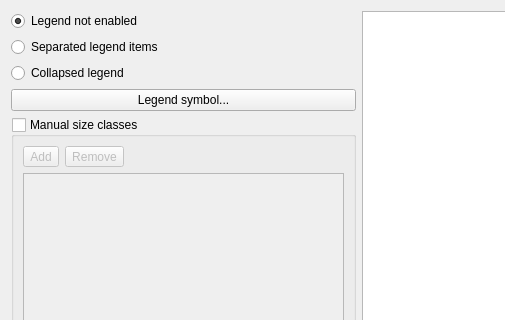
Above: src/ui/qgsdatadefinedsizelegendwidget.ui from carsmie/QGIS before the change; both pictures show x 0 to 505 and y 0 to 320 of the 718 by 749 pixel window. Below: the same form after it.
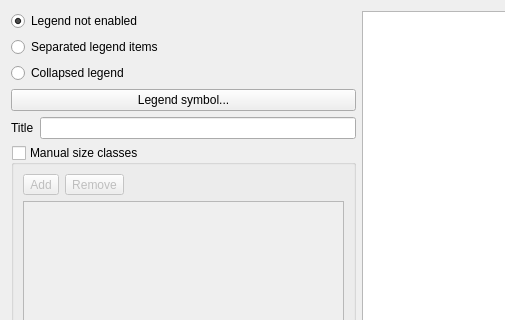
That is the form after the change.

Commit message:
Data-defined size legend: configurable labels + few fixes
This may break projects that started to use data-defined size legend with manually defined rules.

```diff
--- a/src/ui/qgsdatadefinedsizelegendwidget.ui
+++ b/src/ui/qgsdatadefinedsizelegendwidget.ui
@@ -13,8 +13,8 @@
   <property name="windowTitle">
    <string>Data-defined size legend</string>
   </property>
-  <layout class="QGridLayout" name="gridLayout">
-   <item row="0" column="0">
+  <layout class="QHBoxLayout" name="horizontalLayout_4">
+   <item>
     <layout class="QVBoxLayout" name="verticalLayout">
      <item>
       <widget class="QRadioButton" name="radDisabled">
@@ -47,6 +47,20 @@
        </property>
       </widget>
      </item>
+     <item>
+      <layout class="QHBoxLayout" name="horizontalLayout_3">
+       <item>
+        <widget class="QLabel" name="label_2">
+         <property name="text">
+          <string>Title</string>
+         </property>
+        </widget>
+       </item>
+       <item>
+        <widget class="QLineEdit" name="editTitle"/>
+       </item>
+      </layout>
+     </item>
      <item>
       <widget class="QGroupBox" name="groupManualSizeClasses">
        <property name="title">
@@ -132,7 +146,7 @@
      </item>
     </layout>
    </item>
-   <item row="0" column="1">
+   <item>
     <widget class="QTreeView" name="viewLayerTree">
      <property name="headerHidden">
       <bool>true</bool>
```
Left out of the diff: 1 changed line with no effect on the pictures. The commit also changes 9 other files.
